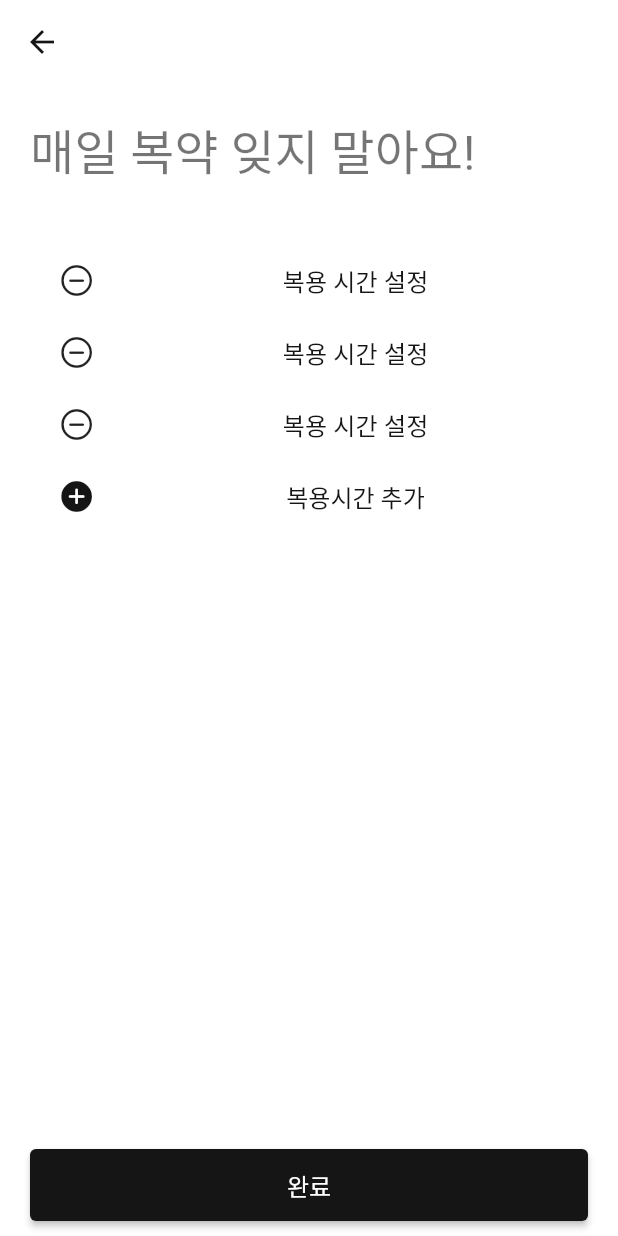
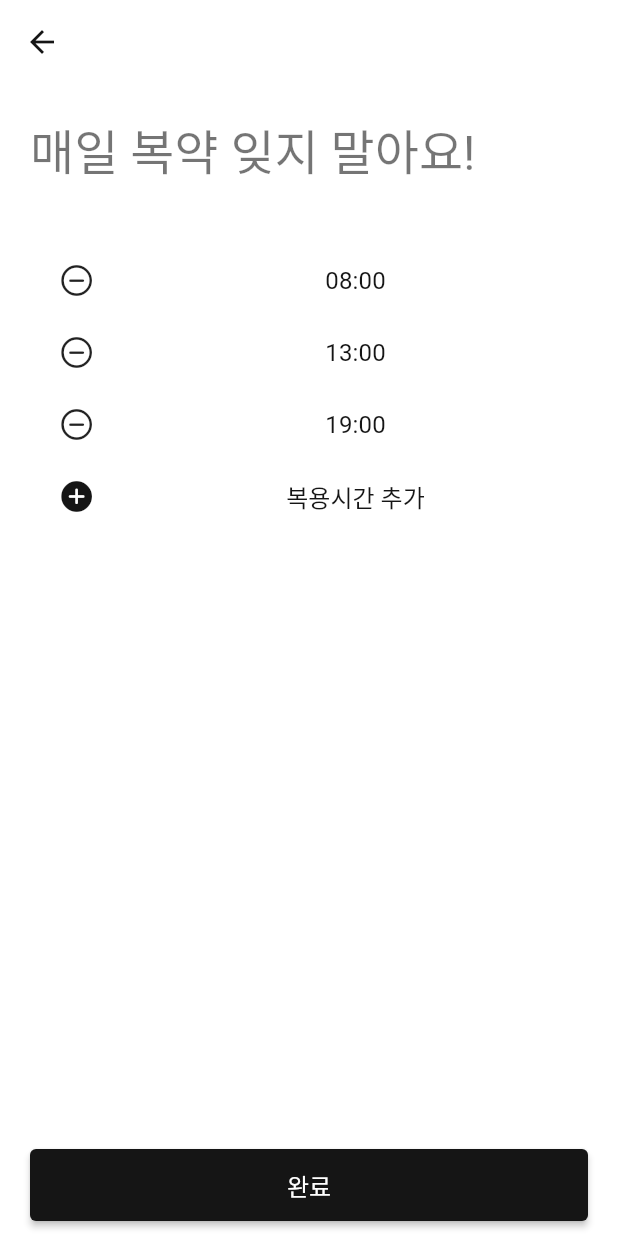
Before and after one commit to jyholic1209/flutter_medicineApp, a Flutter app: the AddAlarmPage screen opened directly with empty values, on a phone screen of 412 x 824 dp. Run offline on Flutter 3.47's test engine with Material 2 defaults, Android fonts, the phone set to English and light mode, and no system bars; our stand-ins replace image_picker; Roboto replaces fonts that are missing (GmarketSansTTF).

Commit message:
ch03-03 화면 기능구현

```diff
--- a/lib/pages/add_medicine/add_alarm_page.dart
+++ b/lib/pages/add_medicine/add_alarm_page.dart
@@ -5,15 +5,27 @@ import 'package:flutter/material.dart';
 import 'package:flutter_myapp/components/myapp_colors.dart';
 import 'package:flutter_myapp/components/myapp_constants.dart';
 import 'package:flutter_myapp/components/myapp_widgets.dart';
+import 'package:intl/intl.dart';
 
 import '../components/add_page_widgets.dart';
 
-class AddAlarmPage extends StatelessWidget {
+class AddAlarmPage extends StatefulWidget {
   const AddAlarmPage(
-      {super.key, required this.medicineImage, required this.medicineName});
+      // alarms 데이터가 내부에서 생성되어 사용되어 const 제거
+      {super.key,
+      required this.medicineImage,
+      required this.medicineName});
 
   final File? medicineImage;
   final String medicineName;
+
+  @override
+  State<AddAlarmPage> createState() => _AddAlarmPage();
+}
+
+class _AddAlarmPage extends State<AddAlarmPage> {
+  // Alarm 데이터는 중복되는 시간은 제외되고, 단순 나열만 하면됨 List 보다 Set 형태로 구현
+  final _alarms = <String>{'08:00', '13:00', '19:00'};
 
   @override
   Widget build(BuildContext context) {
@@ -30,12 +42,7 @@ class AddAlarmPage extends StatelessWidget {
           ),
           Expanded(
               child: ListView(
-            children: const [
-              AlramBox(),
-              AlramBox(),
-              AlramBox(),
-              AddAlramBox(),
-            ],
+            children: alarmWidgets, // getter를 전달
           ))
           // medicineImage == null ? Container() : Image.file(medicineImage!),
           // Text(medicineName),
@@ -45,12 +52,47 @@ class AddAlarmPage extends StatelessWidget {
           BottomSubmitButton(buttonText: '완료', onPressed: () {}),
     );
   }
+
+  // ListView에 넣을 Alarm 자료의 getter
+  List<Widget> get alarmWidgets {
+    final children = <Widget>[];
+    // alarms 안의 열거 요소만큼 AlarmBox()를 생성
+    children.addAll(
+      _alarms.map(
+        (time) => AlarmBox(
+          alarmTime: time,
+          onPressedMinus: () {
+            setState(() {
+              _alarms.remove(time);
+            });
+          },
+        ),
+      ),
+    );
+    children.add(AddAlarmBox(
+      onPressedPlus: () {
+        // 현재 시간을 받아 알림시간에 추가
+        final now = DateTime.now();
+        // '${now.hour}:{now.minute}' -> 18:3 으로 표시됨
+        // _alarm은 string 이므로 타입 변환이 필요함 : intl package 필요
+        final nowTime = DateFormat('HH:mm').format(now);
+        setState(() {
+          _alarms.add(nowTime);
+        });
+      },
+    ));
+    return children;
+  }
 }
 
-class AlramBox extends StatelessWidget {
-  const AlramBox({
+class AlarmBox extends StatelessWidget {
+  const AlarmBox({
     Key? key,
+    required this.alarmTime,
+    required this.onPressedMinus,
   }) : super(key: key);
+  final String alarmTime; // 알람 시간
+  final VoidCallback onPressedMinus;
 
   @override
   Widget build(BuildContext context) {
@@ -59,7 +101,10 @@ class AlramBox extends StatelessWidget {
         Expanded(
           flex: 1,
           child: IconButton(
-              onPressed: () {}, icon: const Icon(CupertinoIcons.minus_circle)),
+              onPressed: onPressedMinus,
+              // - 버튼 : 알람 데이터 삭제하고 화면 변경이 필요
+              // VoidCallback 변수를 선언해서 AddAlarmPage 위젯에서 사용
+              icon: const Icon(CupertinoIcons.minus_circle)),
         ),
         Expanded(
           flex: 5,
@@ -70,6 +115,28 @@ class AlramBox extends StatelessWidget {
               showModalBottomSheet(
                   context: context,
                   builder: (context) {
+                    final initTime = DateFormat('HH:mm').parse(alarmTime);
+                    return TimePickerButtonSheet(
+                      initialDateTime: initTime,
+                    );
+                  });
+            },
+            child: Text(alarmTime),
+          ),
+        ),
+      ],
+    );
+  }
+}
+
+class TimePickerButtonSheet extends StatelessWidget {
+  const TimePickerButtonSheet({
+    Key? key,
+    required this.initialDateTime,
+  }) : super(key: key);
+  final DateTime initialDateTime;
+  @override
+  Widget build(BuildContext context) {
     return BottomSheetBody(children: [
       SizedBox(
         // CupertinoDatePicker 의 높이를 잡아 주지 않으면 에러가 남 그래서 sizedbox로 감쌈
@@ -77,6 +144,7 @@ class AlramBox extends StatelessWidget {
         child: CupertinoDatePicker(
           onDateTimeChanged: (DateTime) {},
           mode: CupertinoDatePickerMode.time, // 시간만 설정
+          initialDateTime: initialDateTime,
         ),
       ),
       const SizedBox(
@@ -92,8 +160,7 @@ class AlramBox extends StatelessWidget {
               onPressed: () {},
               style: ElevatedButton.styleFrom(
                   foregroundColor: MyAppColors.primaryColor,
-                                      textStyle:
-                                          Theme.of(context).textTheme.subtitle1,
+                  textStyle: Theme.of(context).textTheme.subtitle1,
                   backgroundColor: Colors.white),
               child: const Text('취소'),
             ),
@@ -110,8 +177,7 @@ class AlramBox extends StatelessWidget {
               style: ElevatedButton.styleFrom(
                 // foregroundColor: MyAppColors.primaryColor,
                 // backgroundColor: Colors.white,
-                                    textStyle:
-                                        Theme.of(context).textTheme.subtitle1,
+                textStyle: Theme.of(context).textTheme.subtitle1,
               ),
               child: const Text('선택'),
             ),
@@ -119,18 +185,15 @@ class AlramBox extends StatelessWidget {
         ],
       )
     ]);
-                      });
-                },
-                child: const Text('복용 시간 설정')))
-      ],
-    );
   }
 }
 
-class AddAlramBox extends StatelessWidget {
-  const AddAlramBox({
+class AddAlarmBox extends StatelessWidget {
+  const AddAlarmBox({
     Key? key,
+    required this.onPressedPlus,
   }) : super(key: key);
+  final VoidCallback onPressedPlus;
 
   @override
   Widget build(BuildContext context) {
@@ -139,7 +202,8 @@ class AddAlramBox extends StatelessWidget {
         padding: const EdgeInsets.symmetric(horizontal: 0, vertical: 6),
         textStyle: Theme.of(context).textTheme.subtitle1,
       ),
-      onPressed: () {},
+      // 알람 추가 : 화면 변화는 AddAlarmPage에서 나타남
+      onPressed: onPressedPlus,
       child: Row(
         children: const [
           Expanded(flex: 1, child: Icon(CupertinoIcons.plus_circle_fill)),
--- a/pubspec.yaml
+++ b/pubspec.yaml
@@ -36,6 +36,8 @@ dependencies:
   # Use with the CupertinoIcons class for iOS style icons.
   cupertino_icons: ^1.0.2
   image_picker: ^0.8.6
+  # DateTime 포멧 변환용 패키지
+  intl: ^0.17.0
 
 dev_dependencies:
   flutter_test:
```
Also changed, not shown: lib/pages/add_medicine/add_medicine_page.dart (+5 -5 lines), pubspec.lock. Lines whose indentation alone changed are shown as unchanged.
